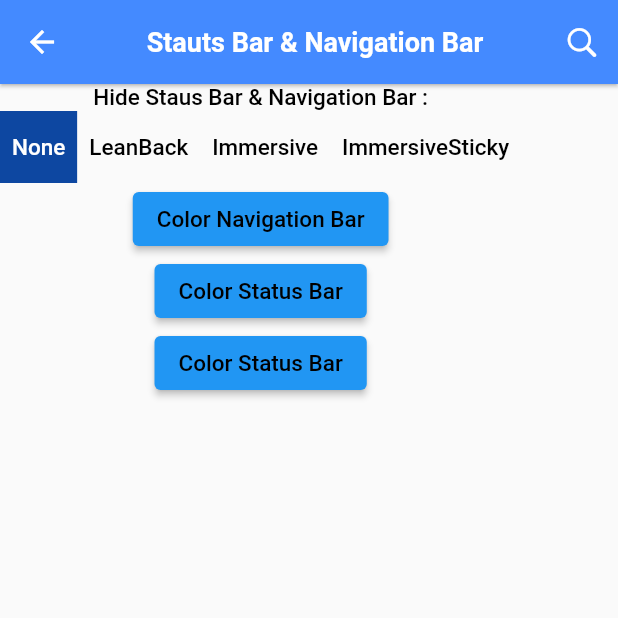
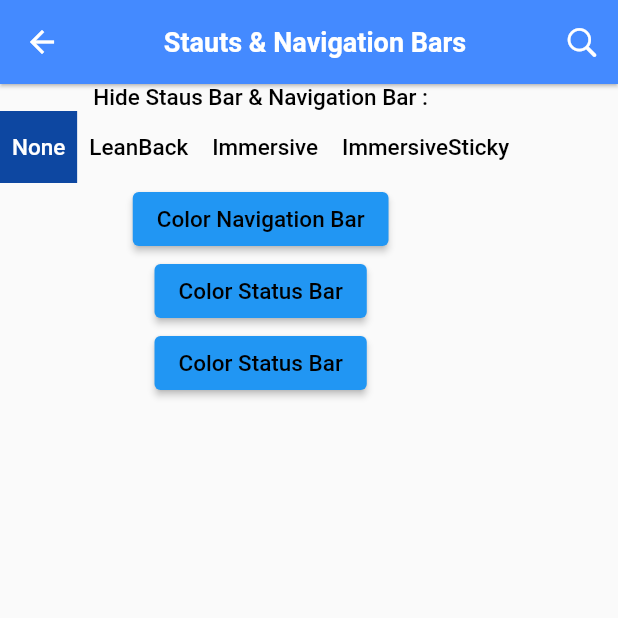
Before and after one commit to Arna98/StatusBar-NavigationBar, a Flutter app: the screen it shows after launch, on a phone screen of 412 x 824 dp, the top half of it. Run offline on Flutter 3.47's test engine with Material 2 defaults, Android fonts, the light colour scheme and no system bars; Roboto replaces fonts that are missing (pobbins).

Commit message:
change title

```diff
--- a/lib/main.dart
+++ b/lib/main.dart
@@ -52,10 +52,10 @@ class _HomeState extends State<Home> {
         elevation: 1,
         leading: const BackButton(),
         actions: [
-          IconButton(onPressed: (){}, icon: const Icon(CupertinoIcons.search))
+          IconButton(onPressed: () {}, icon: const Icon(CupertinoIcons.search))
         ],
         title: Center(
-            child: Text("Stauts Bar & Navigation Bar",
+            child: Text("Stauts & Navigation Bars",
                 style: Theme.of(context).textTheme.headline1)),
       ),
       body: Column(children: [
```
